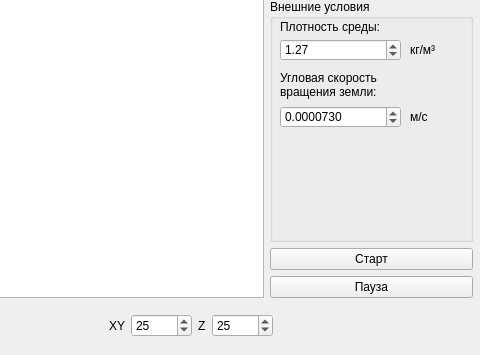
Qt form form.ui (dyakovri/coriolis-force) before a commit; both pictures show x 800 to 1280 and y 245 to 600 of the 1280 by 600 pixel window.
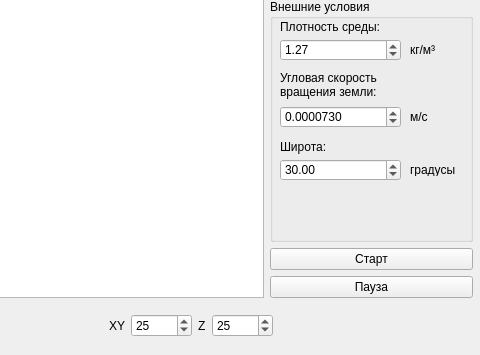
The same form after that commit. Custom widgets are drawn as their Qt base class.

```diff
--- a/form.ui
+++ b/form.ui
@@ -496,6 +496,57 @@
             <string>м/с</string>
            </property>
           </widget>
+          <widget class="QDoubleSpinBox" name="latitude">
+           <property name="geometry">
+            <rect>
+             <x>10</x>
+             <y>160</y>
+             <width>121</width>
+             <height>22</height>
+            </rect>
+           </property>
+           <property name="decimals">
+            <number>2</number>
+           </property>
+           <property name="minimum">
+            <double>-90.000000000000000</double>
+           </property>
+           <property name="maximum">
+            <double>90.000000000000000</double>
+           </property>
+           <property name="singleStep">
+            <double>5.000000000000000</double>
+           </property>
+           <property name="value">
+            <double>30.000000000000000</double>
+           </property>
+          </widget>
+          <widget class="QLabel" name="label_19">
+           <property name="geometry">
+            <rect>
+             <x>140</x>
+             <y>164</y>
+             <width>47</width>
+             <height>13</height>
+            </rect>
+           </property>
+           <property name="text">
+            <string>градусы</string>
+           </property>
+          </widget>
+          <widget class="QLabel" name="label_13">
+           <property name="geometry">
+            <rect>
+             <x>10</x>
+             <y>140</y>
+             <width>101</width>
+             <height>16</height>
+            </rect>
+           </property>
+           <property name="text">
+            <string>Широта:</string>
+           </property>
+          </widget>
          </widget>
         </item>
         <item>
```
